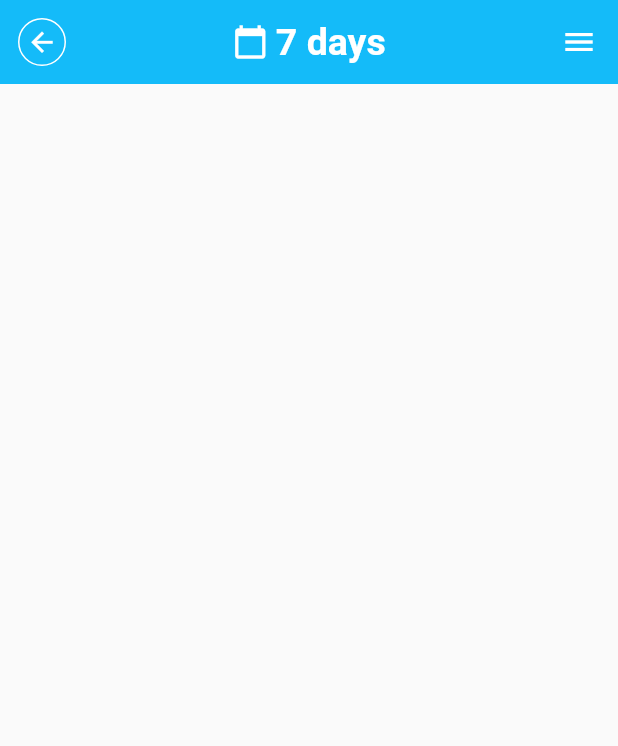
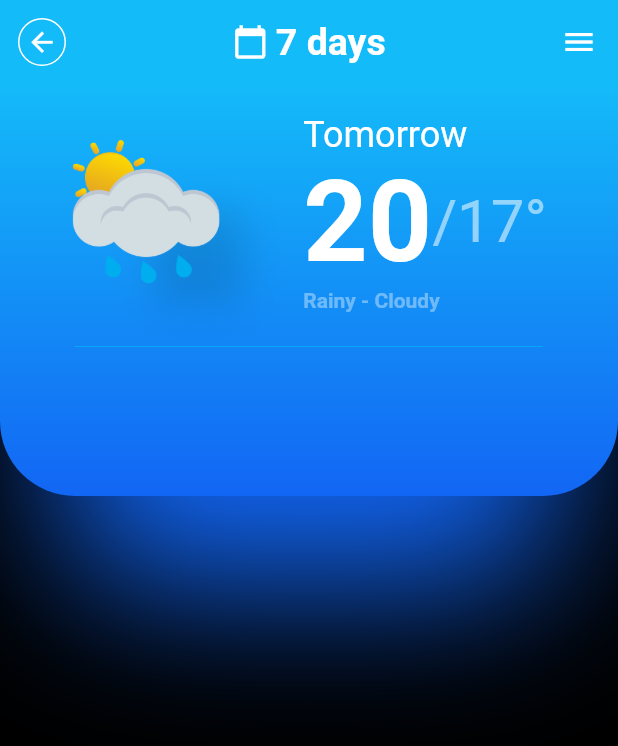
Before and after one commit to fauzanafism/weather_ui_kit, a Flutter app: the screen it shows after launch, on a phone screen of 412 x 824 dp. Shown: the top 746 px of the screen. Run offline on Flutter 3.47's test engine with Material 2 defaults, Android fonts, the phone set to English and light mode, and no system bars; our stand-ins replace font_awesome_flutter.

Commit message:
almost completed the top screen

```diff
--- a/lib/presentation/pages/second_page.dart
+++ b/lib/presentation/pages/second_page.dart
@@ -1,5 +1,6 @@
 import 'package:flutter/material.dart';
 import 'package:weather_ui_kit/presentation/widgets/my_appbar.dart';
+import 'package:weather_ui_kit/presentation/widgets/top_background.dart';
 
 class SecondPage extends StatelessWidget {
   const SecondPage({Key? key}) : super(key: key);
@@ -12,6 +13,86 @@ class SecondPage extends StatelessWidget {
           titleIcon: Icons.calendar_today,
           title: '7 days',
           actionIcon: Icons.menu),
+      backgroundColor: Colors.black,
+      body: Stack(
+        children: [
+          const TopBackground(size: 1),
+          Container(
+            padding: const EdgeInsets.all(20),
+            width: double.infinity,
+            height: MediaQuery.of(context).size.height * 1 / 3,
+            child: Column(
+              children: [
+                Row(
+                  mainAxisAlignment: MainAxisAlignment.spaceAround,
+                  children: [
+                    Container(
+                      width: 100,
+                      decoration: const BoxDecoration(boxShadow: [
+                        BoxShadow(
+                            offset: Offset(35, 30),
+                            color: Colors.black12,
+                            blurRadius: 22,
+                            spreadRadius: -20)
+                      ]),
+                      child: const Image(
+                        image: AssetImage('assets/images/day_rain.png'),
+                        width: 100,
+                      ),
+                    ),
+                    Column(
+                      mainAxisAlignment: MainAxisAlignment.start,
+                      crossAxisAlignment: CrossAxisAlignment.start,
+                      children: [
+                        const Text('Tomorrow',
+                            style: TextStyle(
+                                fontSize: 24,
+                                color: Colors.white,
+                                fontWeight: FontWeight.w400)),
+                        Row(
+                          children: const [
+                            Text(
+                              '20',
+                              style: TextStyle(
+                                  color: Colors.white,
+                                  fontWeight: FontWeight.bold,
+                                  fontSize: 75),
+                            ),
+                            Text(
+                              '/17\u00B0',
+                              style: TextStyle(
+                                  color: Colors.white54,
+                                  fontWeight: FontWeight.w400,
+                                  fontSize: 40),
+                            )
+                          ],
+                        ),
+                        const Text(
+                          'Rainy - Cloudy',
+                          style: TextStyle(
+                              color: Colors.white38,
+                              fontWeight: FontWeight.w600),
+                        )
+                      ],
+                    )
+                  ],
+                ),
+                const SizedBox(
+                  height: 15,
+                ),
+                const Divider(
+                  color: Colors.lightBlue,
+                  indent: 30,
+                  endIndent: 30,
+                ),
+                const SizedBox(
+                  height: 15,
+                ),
+              ],
+            ),
+          )
+        ],
+      ),
     );
   }
 }
```
